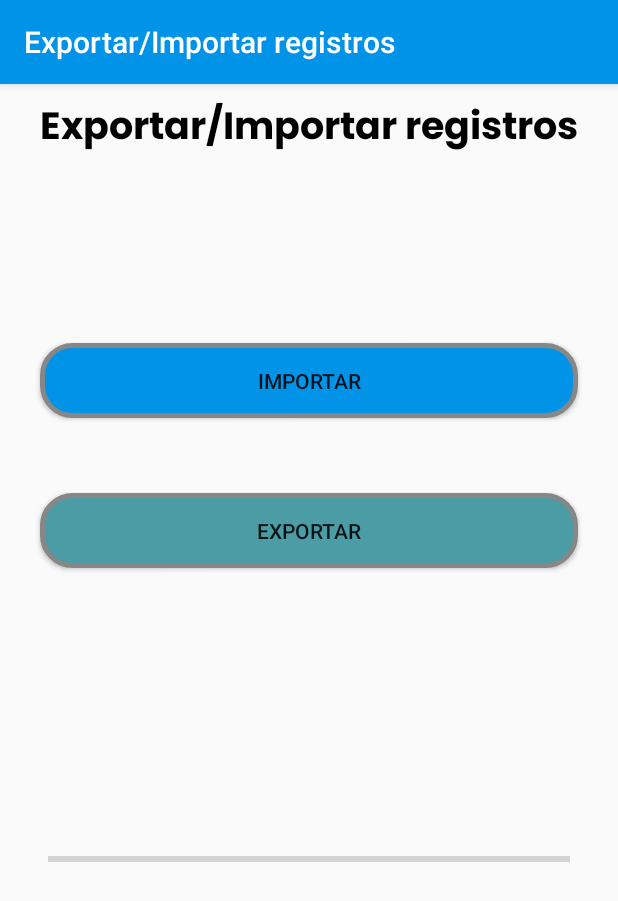
After one commit to IgorC0st4/MangaBank, an Android app: the ConverterActivity screen opened directly, with no data from a screen before it, on a phone screen of 412 x 824 dp. The commit adds this screen. Shown: the top 901 px of the screen. Run offline under Robolectric (Android 15) with nearby library versions, the light colour scheme and no system bars; our stand-ins replace ButterKnife.

Commit message:
tela exportar

```diff
--- a/app/build.gradle
+++ b/app/build.gradle
@@ -55,4 +55,8 @@ dependencies {
     implementation "com.jakewharton:butterknife:$butter_knife_version"
     annotationProcessor "com.jakewharton:butterknife-compiler:$butter_knife_version"
 
+    // Spring
+    implementation 'org.springframework.android:spring-android-rest-template:2.0.0.M3'
+    implementation 'com.fasterxml.jackson.core:jackson-databind:2.3.2'
+
 }
--- a/app/src/main/java/br/com/mangabank/Dao/VolumeDao.java
+++ b/app/src/main/java/br/com/mangabank/Dao/VolumeDao.java
@@ -23,6 +23,9 @@ public interface VolumeDao {
     @Delete
     void deletarLista (List<Volume> volumes);
 
+    @Query("SELECT * FROM Volumes ORDER BY id_titulo AND id ASC")
+    List<Volume> getAll();
+
     @Query("SELECT * FROM Volumes WHERE id_titulo = :id_titulo ORDER BY num ASC")
     List<Volume> getAllFromTitulo(long id_titulo);
 
--- /dev/null
+++ b/app/src/main/java/br/com/mangabank/Interface/ConverterActivity.java
@@ -0,0 +1,79 @@
+package br.com.mangabank.Interface;
+
+import android.Manifest;
+import android.content.pm.PackageManager;
+import android.os.Bundle;
+import android.support.v4.app.ActivityCompat;
+import android.support.v4.content.ContextCompat;
+import android.support.v7.app.AppCompatActivity;
+import android.support.v7.widget.Toolbar;
+import android.widget.ProgressBar;
+import android.widget.TextView;
+
+import br.com.mangabank.R;
+import butterknife.BindView;
+import butterknife.ButterKnife;
+import butterknife.OnClick;
+
+public class ConverterActivity extends AppCompatActivity {
+    private final int PERMISSAO_REQUEST = 1;
+    @BindView(R.id.toolbar)
+    Toolbar toolbar;
+
+    @BindView(R.id.progressBar)
+    ProgressBar progressBar;
+
+    @BindView(R.id.txtMensagem)
+    TextView txtMensagem;
+
+    @Override
+    protected void onCreate(Bundle savedInstanceState) {
+        super.onCreate(savedInstanceState);
+        setContentView(R.layout.activity_converter);
+
+        ButterKnife.bind(this);
+
+        toolbar.setTitle(R.string.lbl_exportar_importar);
+        setSupportActionBar(toolbar);
+
+    }
+
+    @OnClick(R.id.btnExportar)
+    public void exportar() {
+
+        requestPermissionLer();
+        requestPermissionEscrever();
+
+    }
+
+
+    public void requestPermissionEscrever() {
+        //USUARIA DAR A PERMISSAO PARA ESCREVER
+        if (ContextCompat.checkSelfPermission(this,
+                Manifest.permission.WRITE_EXTERNAL_STORAGE) != PackageManager.PERMISSION_GRANTED) {
+            if (ActivityCompat.shouldShowRequestPermissionRationale(this, Manifest.permission.READ_EXTERNAL_STORAGE)) {
+            } else {
+                ActivityCompat.requestPermissions(this,
+                        new String[]{Manifest.permission.WRITE_EXTERNAL_STORAGE}, PERMISSAO_REQUEST);
+            }
+        }
+    }
+
+
+    public void requestPermissionLer() {
+        //USUARIA DAR A PERMISSAO PARA LER
+        if (ContextCompat.checkSelfPermission(this,
+                Manifest.permission.READ_EXTERNAL_STORAGE) != PackageManager.PERMISSION_GRANTED) {
+            if (ActivityCompat.shouldShowRequestPermissionRationale(this, Manifest.permission.READ_EXTERNAL_STORAGE)) {
+            } else {
+                ActivityCompat.requestPermissions(this,
+                        new String[]{Manifest.permission.READ_EXTERNAL_STORAGE}, PERMISSAO_REQUEST);
+            }
+        }
+    }
+
+    @OnClick(R.id.btnImportar)
+    public void importar() {
+    }
+
+}
--- a/app/src/main/java/br/com/mangabank/Interface/HomeActivity.java
+++ b/app/src/main/java/br/com/mangabank/Interface/HomeActivity.java
@@ -45,4 +45,10 @@ public class HomeActivity extends AppCompatActivity {
         Intent intent = new Intent(this, UltimosAdicionadosActivity.class);
         startActivity(intent);
     }
+
+    @OnClick(R.id.btnExportarImportar)
+    public void telaExportarImportar(){
+        Intent intent = new Intent(this, ConverterActivity.class);
+        startActivity(intent);
+    }
 }
--- /dev/null
+++ b/app/src/main/res/layout/activity_converter.xml
@@ -0,0 +1,25 @@
+<?xml version="1.0" encoding="utf-8"?>
+<android.support.design.widget.CoordinatorLayout xmlns:android="http://schemas.android.com/apk/res/android"
+    xmlns:app="http://schemas.android.com/apk/res-auto"
+    xmlns:tools="http://schemas.android.com/tools"
+    android:layout_width="match_parent"
+    android:layout_height="match_parent"
+    tools:context=".Interface.ConverterActivity">
+
+    <android.support.design.widget.AppBarLayout
+        android:layout_width="match_parent"
+        android:layout_height="wrap_content"
+        android:theme="@style/AppTheme.AppBarOverlay">
+
+        <android.support.v7.widget.Toolbar
+            android:id="@+id/toolbar"
+            android:layout_width="match_parent"
+            android:layout_height="?attr/actionBarSize"
+            android:background="?attr/colorPrimary"
+            app:popupTheme="@style/AppTheme.PopupOverlay" />
+
+    </android.support.design.widget.AppBarLayout>
+
+    <include layout="@layout/content_converter" />
+
+</android.support.design.widget.CoordinatorLayout>
--- /dev/null
+++ b/app/src/main/res/layout/content_converter.xml
@@ -0,0 +1,69 @@
+<?xml version="1.0" encoding="utf-8"?>
+<android.support.constraint.ConstraintLayout xmlns:android="http://schemas.android.com/apk/res/android"
+    xmlns:app="http://schemas.android.com/apk/res-auto"
+    xmlns:tools="http://schemas.android.com/tools"
+    android:layout_width="match_parent"
+    android:layout_height="match_parent"
+    app:layout_behavior="@string/appbar_scrolling_view_behavior"
+    tools:context=".Interface.ConverterActivity"
+    tools:showIn="@layout/activity_converter">
+
+    <TextView
+        android:id="@+id/lbl_h1_exportar_titulo"
+        style="@style/AppTheme.h1_black"
+        android:layout_width="wrap_content"
+        android:layout_height="wrap_content"
+        android:layout_marginTop="8dp"
+        android:text="@string/lbl_exportar_importar"
+        app:fontFamily="@font/poppins_bold"
+        app:layout_constraintEnd_toEndOf="parent"
+        app:layout_constraintStart_toStartOf="parent"
+        app:layout_constraintTop_toTopOf="parent" />
+
+    <Button
+        android:id="@+id/btnImportar"
+        android:layout_width="0dp"
+        android:layout_height="wrap_content"
+        android:layout_marginTop="120dp"
+        android:background="@drawable/formato_botao_azul"
+        android:text="@string/lbl_btn_importar"
+        app:layout_constraintEnd_toEndOf="@+id/lbl_h1_exportar_titulo"
+        app:layout_constraintStart_toStartOf="@+id/lbl_h1_exportar_titulo"
+        app:layout_constraintTop_toBottomOf="@+id/lbl_h1_exportar_titulo" />
+
+    <Button
+        android:id="@+id/btnExportar"
+        android:layout_width="0dp"
+        android:layout_height="wrap_content"
+        android:layout_marginTop="50dp"
+        android:background="@drawable/formato_botao_foam"
+        android:text="@string/lbl_btn_exportar"
+        app:layout_constraintEnd_toEndOf="@+id/btnImportar"
+        app:layout_constraintStart_toStartOf="@+id/btnImportar"
+        app:layout_constraintTop_toBottomOf="@+id/btnImportar" />
+
+    <ProgressBar
+        android:id="@+id/progressBar"
+        style="?android:attr/progressBarStyleHorizontal"
+        android:layout_width="0dp"
+        android:layout_height="29dp"
+        android:layout_marginTop="24dp"
+        app:layout_constraintEnd_toEndOf="@+id/txtMensagem"
+        app:layout_constraintStart_toStartOf="@+id/txtMensagem"
+        app:layout_constraintTop_toBottomOf="@+id/txtMensagem" />
+
+    <TextView
+        android:id="@+id/txtMensagem"
+        android:layout_width="0dp"
+        android:layout_height="wrap_content"
+        android:layout_marginStart="32dp"
+        android:layout_marginLeft="32dp"
+        android:layout_marginTop="120dp"
+        android:layout_marginEnd="32dp"
+        android:layout_marginRight="32dp"
+        android:text=""
+        style="@style/AppTheme.lbl_black"
+        app:layout_constraintEnd_toEndOf="parent"
+        app:layout_constraintStart_toStartOf="parent"
+        app:layout_constraintTop_toBottomOf="@+id/btnExportar" />
+</android.support.constraint.ConstraintLayout>
--- a/app/src/main/res/values/strings.xml
+++ b/app/src/main/res/values/strings.xml
@@ -38,4 +38,8 @@
         <item>Finalizado</item>
         <item>Cancelado</item>
     </array>
+    <string name="title_activity_converter">ConverterActivity</string>
+    <string name="lbl_exportar_importar">Exportar/Importar registros</string>
+    <string name="lbl_btn_importar">Importar</string>
+    <string name="lbl_btn_exportar">Exportar</string>
 </resources>
```
Also changed, not shown: app/src/main/AndroidManifest.xml (+6 -1 lines), app/src/main/java/br/com/mangabank/Repository/VolumeRepository.java (+23 -0 lines), app/src/main/res/layout/content_home.xml (+13 -0 lines).
